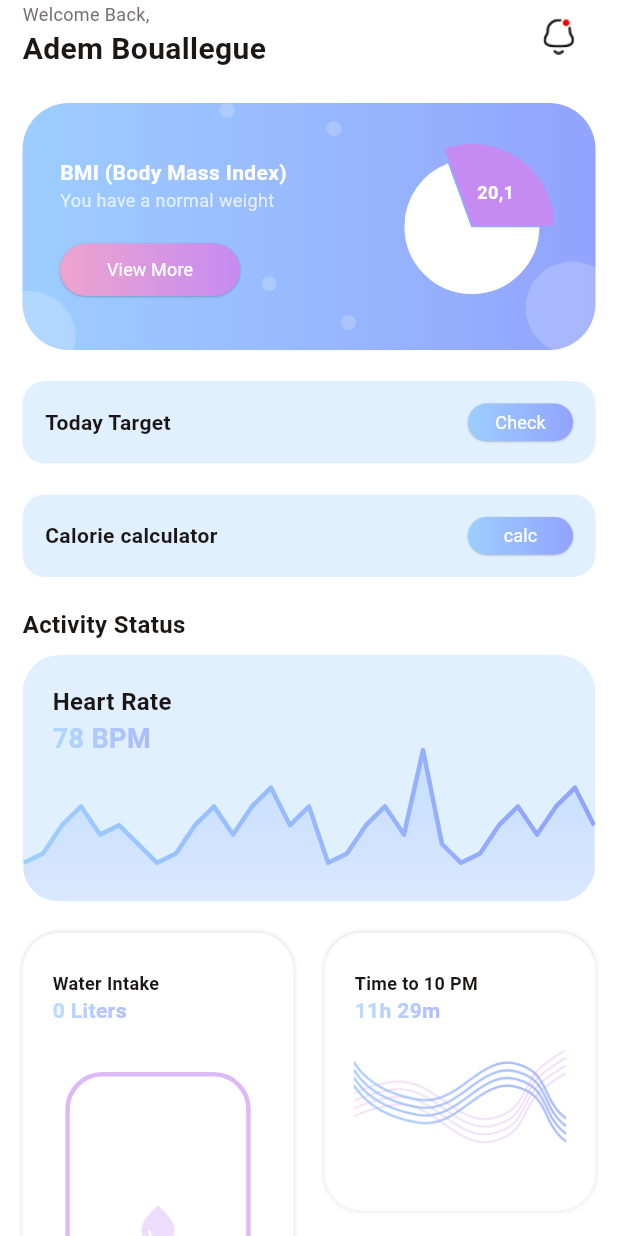
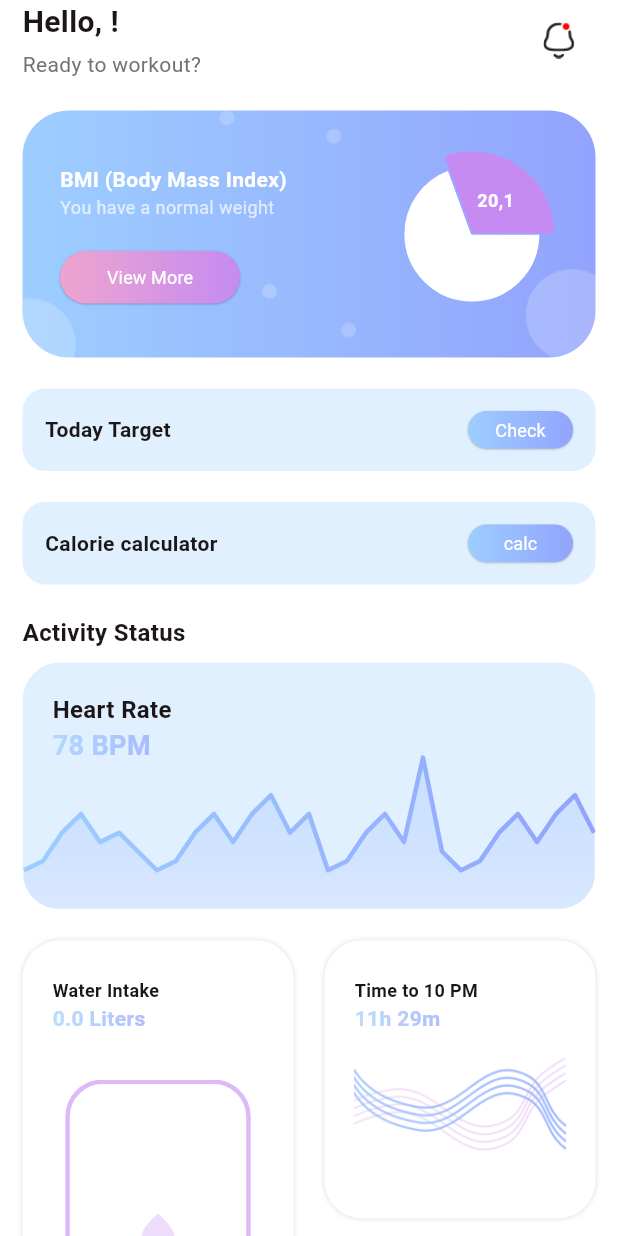
Before and after one commit to adembouallegue/Healthcare, a Flutter app: the HomeView screen opened directly, on a phone screen of 412 x 824 dp. Run offline on Flutter 3.47's test engine with Material 3 defaults, Android fonts, the phone set to English and light mode, and no system bars; drawn by our look-alikes of fl_chart; our stand-ins replace animated_toggle_switch, cloud_firestore, dotted_border, firebase_auth, firebase_core, get and 3 more; missing offline and left inert: dotted_dashed_line, simple_animation_progress_bar; accounts and stored records are empty.

Commit message:
username works good

```diff
--- a/lib/pages/home_view.dart
+++ b/lib/pages/home_view.dart
@@ -10,6 +10,9 @@ import 'package:healthcare/common/colo_extension.dart';
 import 'activity_tracker_view.dart';
 import 'finished_workout_view.dart';
 import 'notification_view.dart';
+import 'package:get/get.dart';
+import 'package:firebase_auth/firebase_auth.dart';
+import 'package:cloud_firestore/cloud_firestore.dart';
 
 class HealthData {
   String waterIntake;
@@ -17,8 +20,8 @@ class HealthData {
   String calories;
   String caloriesLeft;
   List<WaterUpdate> waterUpdates;
-  double progressValue; // 0.0 to 100.0
-  double waterProgressValue; // 0.0 to 100.0
+  double progressValue;
+  double waterProgressValue;
 
   HealthData({
     required this.waterIntake,
@@ -49,6 +52,8 @@ class HomeView extends StatefulWidget {
 }
 
 class _HomeViewState extends State<HomeView> {
+  late SettingsController controller;
+
   List lastWorkoutArr = [
     {
       "name": "Full Body Workout",
@@ -108,32 +113,36 @@ class _HomeViewState extends State<HomeView> {
     FlSpot(30, 40)
   ];
 
-  // Dynamic health data - starting from zero
   HealthData healthData = HealthData(
-    waterIntake: "0 Liters",
+    waterIntake: "0.0 Liters",
     sleep: "8h 20m",
     calories: "0 kCal",
     caloriesLeft: "2400kCal\nleft",
     progressValue: 0.0,
     waterProgressValue: 0.0,
-    waterUpdates: [
-      // WaterUpdate(title: "● 6am - 8am", subtitle: "0ml"),
-      // WaterUpdate(title: "● 9am - 11am", subtitle: "0ml"),
-      // WaterUpdate(title: "● 11am - 2pm", subtitle: "0ml"),
-      // WaterUpdate(title: "● 2pm - 4pm", subtitle: "0ml"),
-      // WaterUpdate(title: "● 4pm - now", subtitle: "0ml"),
-    ],
+    waterUpdates: [],
   );
 
-  // ValueNotifiers for the progress bars
   late ValueNotifier<double> progressNotifier;
   late ValueNotifier<double> waterProgressNotifier;
 
   @override
   void initState() {
     super.initState();
+    controller = Get.put(SettingsController());
     progressNotifier = ValueNotifier(healthData.progressValue);
     waterProgressNotifier = ValueNotifier(healthData.waterProgressValue);
+    _initializeWaterUpdates();
+  }
+
+  void _initializeWaterUpdates() {
+    healthData.waterUpdates = [
+      WaterUpdate(title: "● 6am - 8am", subtitle: "0ml"),
+      WaterUpdate(title: "● 9am - 11am", subtitle: "0ml"),
+      WaterUpdate(title: "● 11am - 2pm", subtitle: "0ml"),
+      WaterUpdate(title: "● 2pm - 4pm", subtitle: "0ml"),
+      WaterUpdate(title: "● 4pm - now", subtitle: "0ml"),
+    ];
   }
 
   @override
@@ -143,27 +152,21 @@ class _HomeViewState extends State<HomeView> {
     super.dispose();
   }
 
-  // Method to add calories
   void addCalories() {
     setState(() {
-      // Parse current calories and calories left
       int currentCalories = int.parse(healthData.calories.split(' ')[0]);
       int caloriesLeftValue = int.parse(healthData.caloriesLeft.split('kCal')[0]);
 
-      // Add 50 calories to consumed and remove 50 from left
       currentCalories += 50;
       caloriesLeftValue -= 50;
 
-      // Ensure calories left doesn't go below 0
       if (caloriesLeftValue < 0) {
         caloriesLeftValue = 0;
       }
 
-      // Update the data
       healthData.calories = "${currentCalories} kCal";
       healthData.caloriesLeft = "${caloriesLeftValue}kCal\nleft";
 
-      // Calculate progress based on total calories (consumed + left)
       int totalCalories = currentCalories + caloriesLeftValue;
       double newProgress = totalCalories > 0 ? (currentCalories / totalCalories) * 100 : 0;
       healthData.progressValue = newProgress;
@@ -171,27 +174,20 @@ class _HomeViewState extends State<HomeView> {
     });
   }
 
-  // Method to add water
   void addWater() {
     setState(() {
-      // Parse current water intake
       double currentWater = double.parse(healthData.waterIntake.split(' ')[0]);
-
-      // Add 200ml (0.2 liters)
       currentWater += 0.2;
 
-      // Update the main water intake
       healthData.waterIntake = "${currentWater.toStringAsFixed(1)} Liters";
 
-      // Calculate water progress (assuming target of 4 liters)
-      double waterTarget = 4.0; // 4 liters target
+      double waterTarget = 4.0;
       double newWaterProgress = (currentWater / waterTarget) * 100;
       if (newWaterProgress > 100) newWaterProgress = 100;
 
       healthData.waterProgressValue = newWaterProgress;
       waterProgressNotifier.value = newWaterProgress;
 
-      // Update the latest water update (last item in the list)
       if (healthData.waterUpdates.isNotEmpty) {
         WaterUpdate lastUpdate = healthData.waterUpdates.last;
         int currentML = int.parse(lastUpdate.subtitle.split('ml')[0]);
@@ -201,12 +197,10 @@ class _HomeViewState extends State<HomeView> {
     });
   }
 
-  // Method to calculate time to 10 PM
   String _getTimeTo10PM() {
     DateTime now = DateTime.now();
-    DateTime tenPM = DateTime(now.year, now.month, now.day, 22, 0); // 10 PM today
-
-    // If it's already past 10 PM, calculate for tomorrow
+    DateTime tenPM = DateTime(now.year, now.month, now.day, 22, 0);
+
     if (now.isAfter(tenPM)) {
       tenPM = tenPM.add(Duration(days: 1));
     }
@@ -259,16 +253,48 @@ class _HomeViewState extends State<HomeView> {
                     Column(
                       crossAxisAlignment: CrossAxisAlignment.start,
                       children: [
+                        FutureBuilder(
+                          future: controller.getData,
+                          builder: (BuildContext context, AsyncSnapshot snapshot) {
+                            if (snapshot.connectionState == ConnectionState.waiting) {
+                              return Text(
+                                'Loading...',
+                                style: TextStyle(
+                                    color: TColor.black,
+                                    fontSize: 20,
+                                    fontWeight: FontWeight.w700
+                                ),
+                              );
+                            }
+
+                            if (snapshot.hasError) {
+                              return Text(
+                                'Error Loading',
+                                style: TextStyle(
+                                    color: TColor.black,
+                                    fontSize: 20,
+                                    fontWeight: FontWeight.w700
+                                ),
+                              );
+                            }
+
+                            return Obx(() => Text(
+                              'Hello, ${controller.username.value}!',
+                              style: TextStyle(
+                                  color: TColor.black,
+                                  fontSize: 20,
+                                  fontWeight: FontWeight.w700
+                              ),
+                            ));
+                          },
+                        ),
+                        SizedBox(height: 4),
                         Text(
-                          "Welcome Back,",
-                          style: TextStyle(color: TColor.gray, fontSize: 12),
-                        ),
-                        Text(
-                          "Adem Bouallegue",
+                          "Ready to workout?",
                           style: TextStyle(
-                              color: TColor.black,
-                              fontSize: 20,
-                              fontWeight: FontWeight.w700),
+                            color: TColor.gray,
+                            fontSize: 14,
+                          ),
                         ),
                       ],
                     ),
@@ -857,7 +883,6 @@ class _HomeViewState extends State<HomeView> {
     );
   }
 
-  // Dynamic Widget Methods
   Widget _buildWaterIntakeSection(Size media) {
     return SingleChildScrollView(
       child: Column(
@@ -890,27 +915,22 @@ class _HomeViewState extends State<HomeView> {
               ),
             ),
           ),
-          // const SizedBox(height: 20),
-          // const SizedBox(height: 15),
-
-          // Bigger Realistic Water Bottle Design
           Container(
-            height: media.width * 0.8, // Increased container height
+            height: media.width * 0.8,
             child: Center(
               child: GestureDetector(
                 onDoubleTap: addWater,
                 child: Stack(
                   alignment: Alignment.bottomCenter,
                   children: [
-                    // Main bottle body with curved sides - BIGGER
                     Container(
-                      width: media.width * 0.3, // Wider bottle
-                      height: media.width * 0.65, // Taller bottle
+                      width: media.width * 0.3,
+                      height: media.width * 0.65,
                       decoration: BoxDecoration(
                         color: Colors.transparent,
                         border: Border.all(
                           color: TColor.secondaryColor1.withOpacity(0.6),
-                          width: 3, // Thicker border
+                          width: 3,
                         ),
                         borderRadius: BorderRadius.only(
                           topLeft: Radius.circular(media.width * 0.06),
@@ -928,7 +948,6 @@ class _HomeViewState extends State<HomeView> {
                         ),
                         child: Stack(
                           children: [
-                            // Water level - BIGGER
                             Align(
                               alignment: Alignment.bottomCenter,
                               child: AnimatedContainer(
@@ -956,8 +975,6 @@ class _HomeViewState extends State<HomeView> {
                         ),
                       ),
                     ),
-
-                    // Bottle neck (narrow part) - BIGGER
                     Positioned(
                       top: media.width * 0.65,
                       child: Container(
@@ -978,8 +995,6 @@ class _HomeViewState extends State<HomeView> {
                         ),
                       ),
                     ),
-
-                    // Bottle cap - BIGGER
                     Positioned(
                       top: media.width * 0.7,
                       child: Container(
@@ -1003,8 +1018,6 @@ class _HomeViewState extends State<HomeView> {
                         ),
                       ),
                     ),
-
-                    // Measurement markers on the side - BIGGER
                     Positioned(
                       left: media.width * 0.32,
                       top: 0,
@@ -1023,8 +1036,6 @@ class _HomeViewState extends State<HomeView> {
                         ),
                       ),
                     ),
-
-                    // Water waves effect at the top of water level - BIGGER
                     Positioned(
                       bottom: (media.width * 0.61) * (healthData.waterProgressValue / 100),
                       left: media.width * 0.015,
@@ -1043,8 +1054,6 @@ class _HomeViewState extends State<HomeView> {
                         ),
                       ),
                     ),
-
-                    // Current water level indicator - BIGGER
                     Positioned(
                       right: media.width * 0.33,
                       top: (media.width * 0.61) * (1 - healthData.waterProgressValue / 100) - 25,
@@ -1071,8 +1080,6 @@ class _HomeViewState extends State<HomeView> {
                         ),
                       ),
                     ),
-
-                    // Bottle label/design - BIGGER
                     Positioned(
                       top: media.width * 0.15,
                       left: 0,
@@ -1100,20 +1107,6 @@ class _HomeViewState extends State<HomeView> {
                               ),
                             ),
                           ],
-                        ),
-                      ),
-                    ),
-
-                    // Double-tap instruction - BIGGER
-                    Positioned(
-                      bottom: -25,
-                      left: 0,
-                      right: 0,
-                      child: Container(
-                        padding: EdgeInsets.all(6),
-                        decoration: BoxDecoration(
-                          color: Colors.black.withOpacity(0.6),
-                          borderRadius: BorderRadius.circular(6),
                         ),
                       ),
                     ),
@@ -1545,3 +1538,87 @@ class _HomeViewState extends State<HomeView> {
     );
   }
 }
+
+// USE YOUR PROVEN SETTINGSCONTROLLER THAT WORKS
+class SettingsController extends GetxController {
+  @override
+  void onInit() {
+    getData = getUserData();
+    super.onInit();
+  }
+  var isLoading = false.obs;
+  var currentUser = FirebaseAuth.instance.currentUser;
+  var username = ''.obs;
+  var email = ''.obs;
+  Future? getData;
+
+  getUserData() async {
+    try {
+      isLoading(true);
+      print("=== DEBUG START ===");
+      print("🔄 Current User UID: ${currentUser?.uid}");
+      print("📧 Current User Email: ${currentUser?.email}");
+
+      // Check if user document exists
+      DocumentSnapshot<Map<String, dynamic>> user = await FirebaseFirestore
+          .instance
+          .collection("Users")
+          .doc(currentUser!.uid)
+          .get();
+
+      print("📄 Document exists: ${user.exists}");
+
+      if (user.exists) {
+        // Document exists - get username
+        var UserData = user.data();
+        print("📊 User Data: $UserData");
+
+        if (UserData != null && UserData.containsKey('username')) {
+          username.value = UserData['username'] ?? "";
+          print("✅ Username found: ${username.value}");
+        } else {
+          print("❌ Username field not found - creating it");
+          await _createUserDocument();
+        }
+      } else {
+        // Document doesn't exist - create it
+        print("❌ User document does not exist - CREATING NOW");
+        await _createUserDocument();
+      }
+
+      email.value = currentUser!.email ?? "";
+      print("=== DEBUG END ===");
+    } catch (e) {
+      print("❌ ERROR: $e");
+      username.value = "User";
+    } finally {
+      isLoading(false);
+    }
+  }
+
+  Future<void> _createUserDocument() async {
+    try {
+      print("🛠️ Creating user document...");
+
+      // Generate username from email (before @ symbol)
+      String generatedUsername = currentUser!.email?.split('@').first ?? "User";
+
+      // Create the user document in Firestore
+      await FirebaseFirestore.instance
+          .collection("Users")
+          .doc(currentUser!.uid)
+          .set({
+        'username': generatedUsername,
+        'email': currentUser!.email,
+        'createdAt': FieldValue.serverTimestamp(),
+      });
+
+      print("✅ User document created with username: $generatedUsername");
+      username.value = generatedUsername;
+
+    } catch (e) {
+      print("❌ Error creating user document: $e");
+      username.value = "User";
+    }
+  }
+}
```
Also changed, not shown: lib/firebase/firebase_profile.dart (+14 -17 lines), flutter_01.png (added).
